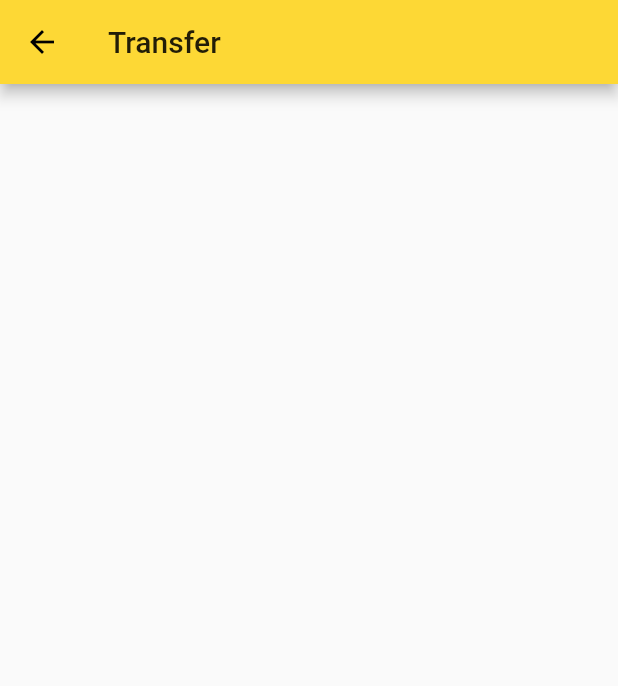
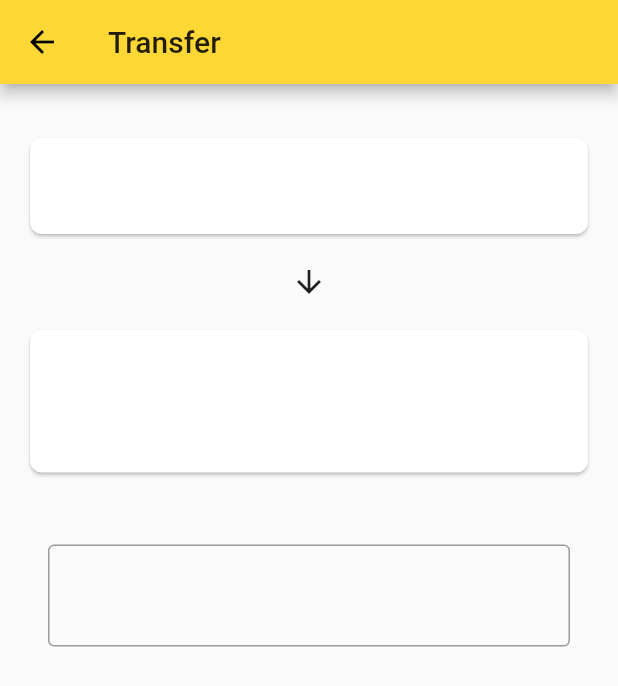
Before and after one commit to CORDEA/eve, a Flutter app: the Transfer screen opened directly, on a phone screen of 412 x 824 dp. Shown: the top 686 px of the screen. Run offline on Flutter 3.47's test engine with Material 2 defaults, Android fonts, the phone set to English and light mode, and no system bars; missing offline and left inert: lipsum; statements that could not run were skipped.

Commit message:
update layout

```diff
--- a/lib/ui/transfer.dart
+++ b/lib/ui/transfer.dart
@@ -5,7 +5,93 @@ class Transfer extends StatelessWidget {
   Widget build(BuildContext context) {
     return Scaffold(
       appBar: AppBar(title: const Text('Transfer')),
-      body: Center(),
+      body: ListView(
+        padding: EdgeInsets.all(16),
+        children: [
+          const SizedBox(height: 16),
+          _TransferSourceItem(),
+          const SizedBox(height: 16),
+          const Icon(Icons.arrow_downward),
+          const SizedBox(height: 16),
+          _TransferDestinationItem(),
+          const SizedBox(height: 44),
+          Padding(
+            padding: const EdgeInsets.symmetric(horizontal: 16),
+            child: Theme(
+              data: Theme.of(context).copyWith(
+                primaryColor: Theme.of(context).accentColor,
+              ),
+              child: TextField(
+                decoration: InputDecoration(
+                  prefixText: '¥',
+                ),
+                cursorColor: Theme.of(context).accentColor,
+                style: Theme.of(context).textTheme.headline5,
+                textAlign: TextAlign.center,
+              ),
+            ),
+          ),
+        ],
+      ),
     );
   }
 }
+
+class _TransferSourceItem extends StatelessWidget {
+  @override
+  Widget build(BuildContext context) {
+    return Card(
+      child: Padding(
+        padding: EdgeInsets.all(16),
+        child: Column(
+          crossAxisAlignment: CrossAxisAlignment.start,
+          children: [
+            Text(
+              '',
+              style: Theme.of(context).textTheme.caption,
+            ),
+            const SizedBox(height: 4),
+            Text(
+              '',
+              style: Theme.of(context).textTheme.caption.copyWith(
+                    color: Theme.of(context).textTheme.subtitle1.color,
+                  ),
+            ),
+          ],
+        ),
+      ),
+    );
+  }
+}
+
+class _TransferDestinationItem extends StatelessWidget {
+  @override
+  Widget build(BuildContext context) {
+    return Card(
+      child: Padding(
+        padding: EdgeInsets.all(16),
+        child: Column(
+          crossAxisAlignment: CrossAxisAlignment.start,
+          children: [
+            Text(
+              '',
+              style: Theme.of(context).textTheme.subtitle1,
+            ),
+            const SizedBox(height: 12),
+            Text(
+              '',
+              style: Theme.of(context).textTheme.caption,
+            ),
+            const SizedBox(height: 4),
+            Text(
+              '',
+              style: Theme.of(context).textTheme.caption.copyWith(
+                    color: Theme.of(context).textTheme.subtitle1.color,
+                  ),
+            ),
+          ],
+        ),
+      ),
+    );
+  }
+}
```
